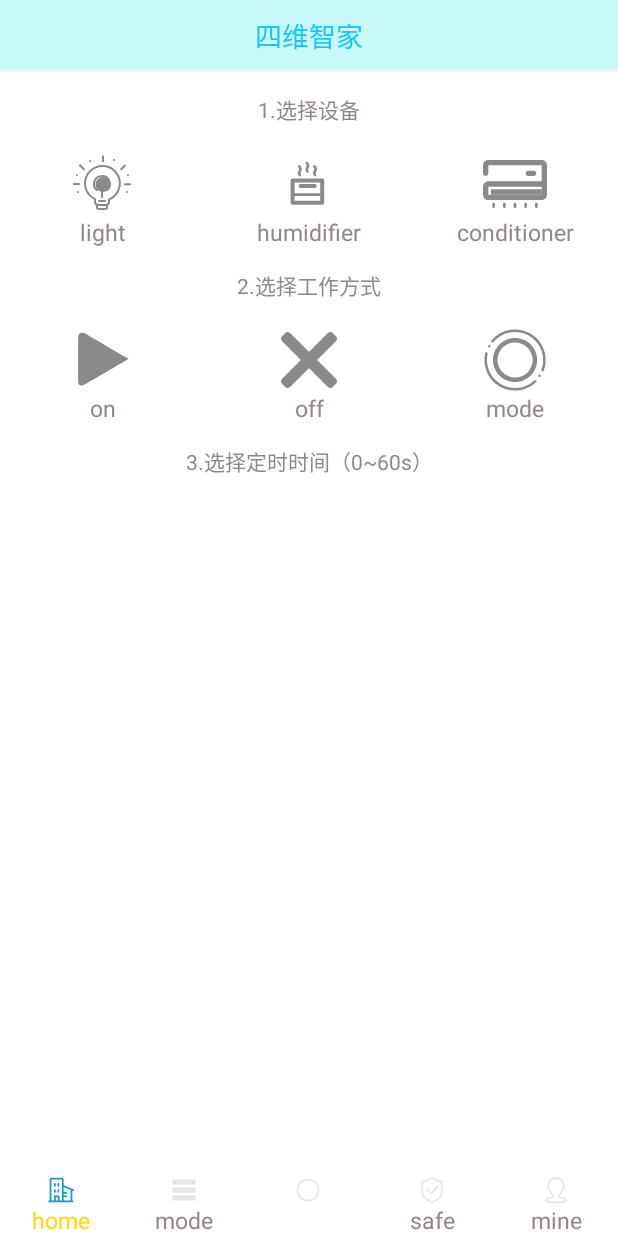
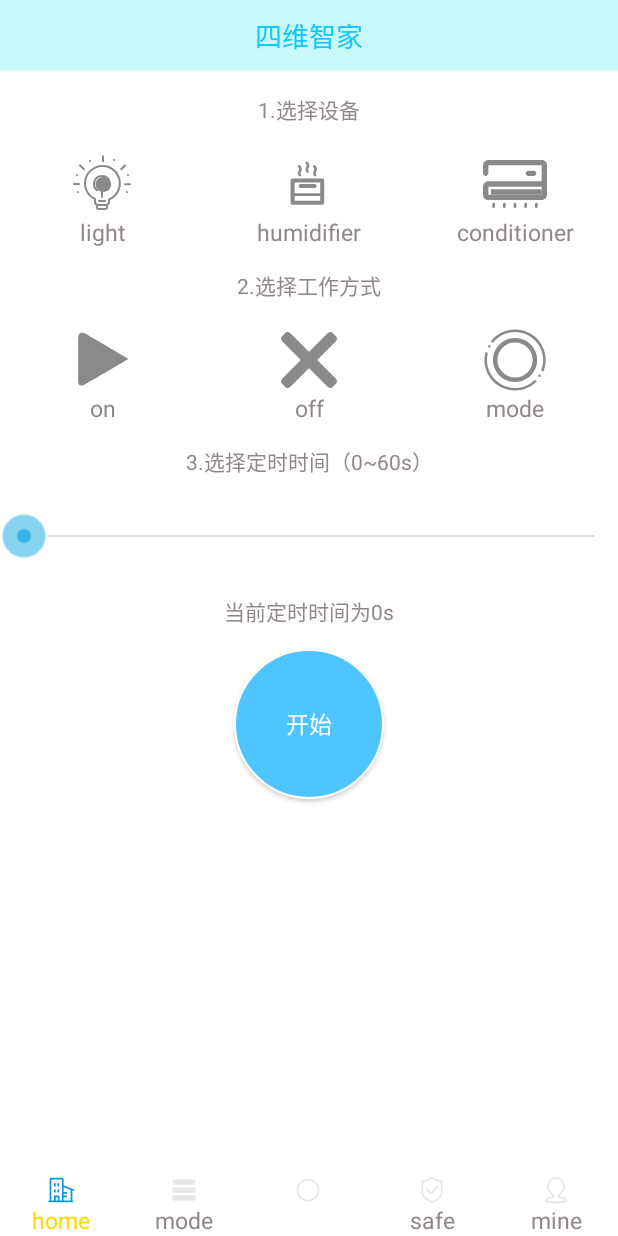
Before and after one commit to kiritonight/intellgentfamily, an Android app: the fragment HomeControllFragment placed in its activity, on a phone screen of 412 x 824 dp. Run offline under Robolectric (Android 15) with nearby library versions, the phone set to English and light mode, and no system bars; 1 statement that could not run was skipped.

Commit message:
控制设备功能完成与界面回退部分功能

```diff
--- a/app/src/main/java/com/coderpig/family/Activity/MainActivity.java
+++ b/app/src/main/java/com/coderpig/family/Activity/MainActivity.java
@@ -2,6 +2,7 @@ package com.coderpig.family.Activity;
 
 import android.content.DialogInterface;
 import android.content.Intent;
+import android.nfc.Tag;
 import android.support.v4.app.FragmentManager;
 import android.support.v4.app.FragmentTransaction;
 import android.support.v7.app.AlertDialog;
@@ -10,11 +11,12 @@ import android.os.Bundle;
 import android.util.Log;
 import android.view.KeyEvent;
 import android.view.Window;
+import android.widget.RadioButton;
 import android.widget.RadioGroup;
 
 import com.coderpig.family.Base.BaseFragement;
 
-import com.coderpig.family.Fragment.HomeFragment;
+import com.coderpig.family.Fragment.Home.HomeFragment;
 import com.coderpig.family.Fragment.MineFragment;
 import com.coderpig.family.Fragment.ModeFragment;
 import com.coderpig.family.Fragment.SafeFragment;
@@ -25,12 +27,20 @@ import java.util.ArrayList;
 import java.util.List;
 
 
-
+/**
+ * The type Main activity.
+ */
 public class MainActivity extends AppCompatActivity {
  private RadioGroup mRadioGroup;
+ private RadioButton rb_home;
+ private RadioButton rb_mode;
+ private RadioButton rb_voice;
+ private RadioButton rb_safe;
+ private RadioButton rb_mine;
  private List<BaseFragement> mBaseFragment;
  private int position;
  private String cookie="";
+ private FragmentManager fragmentManager=getSupportFragmentManager();
     @Override
     protected void onCreate(Bundle savedInstanceState) {
 
@@ -69,6 +79,11 @@ public class MainActivity extends AppCompatActivity {
     private void initView()
     {
         mRadioGroup=(RadioGroup)findViewById(R.id.rg_main);
+        rb_home=(RadioButton)findViewById(R.id.rb_home);
+        rb_mode=(RadioButton)findViewById(R.id.rb_mode);
+        rb_voice=(RadioButton)findViewById(R.id.rb_voice);
+        rb_safe=(RadioButton)findViewById(R.id.rb_safe);
+        rb_mine=(RadioButton)findViewById(R.id.rb_mine);
     }
 
     private class MyOnCheckedChangeListener implements RadioGroup.OnCheckedChangeListener{
@@ -98,10 +113,10 @@ public class MainActivity extends AppCompatActivity {
             }
             BaseFragement currentFragment=getFragment();
 
-            replaceFragment(currentFragment);
+            replaceFragment(currentFragment,currentFragment.getmTag());
         }
 
-        private void replaceFragment(BaseFragement fragment)
+        private void replaceFragment(BaseFragement fragment,String tag)
         {
             Bundle bundle=new Bundle();
             bundle.putString("cookie",cookie);
@@ -110,7 +125,10 @@ public class MainActivity extends AppCompatActivity {
 
             FragmentTransaction transaction=fm.beginTransaction();
 
-            transaction.replace(R.id.fl_main,fragment);
+               transaction.replace(R.id.fl_main, fragment, tag);
+
+               transaction.addToBackStack(tag);
+               Log.e("tag", tag + "");
 
             transaction.commit();
         }
@@ -123,8 +141,27 @@ public class MainActivity extends AppCompatActivity {
 
     @Override
     public boolean onKeyDown(int keyCode, KeyEvent event) {
+        int backStackEntryCount=fragmentManager.getBackStackEntryCount();
         switch (keyCode) {
             case KeyEvent.KEYCODE_BACK:
+                if(backStackEntryCount>1)
+                {
+                   fragmentManager.popBackStackImmediate();
+                   FragmentManager.BackStackEntry backStack=fragmentManager.getBackStackEntryAt(fragmentManager.getBackStackEntryCount()-1);
+                   String tag= backStack.getName();
+                   if("HomeFragment".equals(tag))
+                       rb_home.setChecked(true);
+                   else if("ModeFragment".equals(tag))
+                       rb_mode.setChecked(true);
+                   else if("VoiceFragment".equals(tag))
+                     rb_voice.setChecked(true);
+                   else if("SafeFragment".equals(tag))
+                    rb_safe.setChecked(true);
+                   else if("MineFragment".equals(tag))
+                     rb_mine.setChecked(true);
+                }
+                else
+                {
                 AlertDialog.Builder builder = new AlertDialog.Builder(this);
                 builder.setIcon(R.drawable.tab_menu_voice)
                         .setTitle("提示！")
@@ -142,6 +179,7 @@ public class MainActivity extends AppCompatActivity {
                         })
                         .show();
                 break;
+            }
         }
         return false;
     }
--- a/app/src/main/java/com/coderpig/family/Base/BaseFragement.java
+++ b/app/src/main/java/com/coderpig/family/Base/BaseFragement.java
@@ -8,7 +8,14 @@ import android.view.LayoutInflater;
 import android.view.View;
 import android.view.ViewGroup;
 
+/**
+ * The type Base fragement.
+ */
 public abstract class BaseFragement extends Fragment {
+    private static final String mTag=BaseFragement.class.getSimpleName();
+    /**
+     * The M context.
+     */
     protected Context mContext;
 
     @Override
@@ -17,15 +24,21 @@ public abstract class BaseFragement extends Fragment {
         super.onCreate(savedInstanceState);
         mContext=getActivity();
     }
-
-
-
+    public String getmTag()
+    {
+        return mTag;
+    }
     @Nullable
     @Override
     public View onCreateView(LayoutInflater inflater, ViewGroup container, Bundle savedInstanceState) {
         return initView();
     }
 
+    /**
+     * Init view view.
+     *
+     * @return the view
+     */
     protected abstract View initView();
 
     @Override
@@ -36,6 +49,9 @@ public abstract class BaseFragement extends Fragment {
 
     }
 
+    /**
+     * Init date.
+     */
     protected  void initDate(){}
 
 
--- a/app/src/main/java/com/coderpig/family/Fragment/HomeFragment.java
+++ b/app/src/main/java/com/coderpig/family/Fragment/Home/HomeFragment.java
@@ -1,4 +1,4 @@
-package com.coderpig.family.Fragment;
+package com.coderpig.family.Fragment.Home;
 
 import android.os.Bundle;
 import android.support.v4.app.FragmentManager;
@@ -11,11 +11,11 @@ import com.coderpig.family.Base.BaseFragement;
 
 import com.coderpig.family.R;
 
-
-import java.util.List;
-
+/**
+ * The type Home fragment.
+ */
 public class HomeFragment extends BaseFragement {
-    private static final String TAG = HomeFragment.class.getSimpleName();
+    private static final String mTag = HomeFragment.class.getSimpleName();
     private View mainFragmentView;
 
     private  Button homeControllBtn;
@@ -31,7 +31,7 @@ public class HomeFragment extends BaseFragement {
     }
     @Override
     protected View initView() {
-        Log.e(TAG, "主页页面Fragment页面被初始化了...");
+        Log.e(mTag, "主页页面Fragment页面被初始化了...");
         mainFragmentView = View.inflate(mContext, R.layout.fg_home, null);
         homeControllBtn=(Button)mainFragmentView.findViewById(R.id.bn_home_controll);
         homeControllBtn.setOnClickListener(new HomeClickListener());
@@ -44,23 +44,27 @@ public class HomeFragment extends BaseFragement {
         public void onClick(View v) {
             switch (v.getId()) {
                 case R.id.bn_home_data:
-                    replaceFragment(new HomeDataFragment());
+                    replaceFragment(new HomeDataFragment(),new HomeDataFragment().getmTag());
                     break;
                 case R.id.bn_home_controll:
-                    replaceFragment(new HomeControllFragment());
+                    replaceFragment(new HomeControllFragment(),new HomeControllFragment().getmTag());
                 default:
                     break;
             }
         }
     }
+
+    /**
+     * Init data.
+     */
     protected void initData() {
        super.initDate();
       Bundle args=getArguments();
       cookie=args.getString("cookie");
-        Log.e(TAG, "主页面Fragment页面数据被初始化了...");
+        Log.e(mTag, "主页面Fragment页面数据被初始化了...");
     }
 
-    private void replaceFragment(BaseFragement fragment)
+    private void replaceFragment(BaseFragement fragment,String tag)
     {
         Bundle bundle=new Bundle();
         bundle.putString("cookie",cookie);
@@ -71,10 +75,14 @@ public class HomeFragment extends BaseFragement {
         FragmentTransaction transaction=fm.beginTransaction();
 
         transaction.replace(R.id.fl_main,fragment);
+        transaction.addToBackStack(tag);
 
         transaction.commit();
     }
-
+    public String getmTag()
+    {
+        return mTag;
+    }
 
 
 }
--- a/app/src/main/java/com/coderpig/family/Fragment/HomeControllFragment.java
+++ /dev/null
@@ -1,32 +0,0 @@
-package com.coderpig.family.Fragment;
-import android.os.Bundle;
-import android.util.Log;
-import android.view.View;
-
-import com.coderpig.family.Base.BaseFragement;
-import com.coderpig.family.R;
-
-public class HomeControllFragment  extends  BaseFragement{
-    private static final String TAG =MineFragment.class.getSimpleName();
-    private View mineFragmentView;
-    private  String cookie;
-    @Override
-    public void onCreate(Bundle savedInstanceState)
-    {
-        super.onCreate(savedInstanceState);
-        mContext=getActivity();
-
-        initData();
-    }
-    @Override
-    protected View initView() {
-        Log.e(TAG, "我的页面Fragment页面被初始化了...");
-        mineFragmentView = View.inflate(mContext, R.layout.fg_home_controll, null);
-        return mineFragmentView;
-    }
-
-    protected void initData() {
-        super.initDate();
-        Log.e(TAG, "我的Fragment页面数据被初始化了...");
-    }
-}
--- a/app/src/main/java/com/coderpig/family/Fragment/MineFragment.java
+++ b/app/src/main/java/com/coderpig/family/Fragment/MineFragment.java
@@ -8,17 +8,22 @@ import com.coderpig.family.Base.BaseFragement;
 import com.coderpig.family.R;
 
 public class MineFragment  extends BaseFragement {
-    private static final String TAG =MineFragment.class.getSimpleName();
+    private static final String mTag =MineFragment.class.getSimpleName();
     private View mineFragmentView;
     @Override
     protected View initView() {
-        Log.e(TAG, "我的页面Fragment页面被初始化了...");
+        Log.e(mTag, "我的页面Fragment页面被初始化了...");
         mineFragmentView = View.inflate(mContext, R.layout.fg_mine, null);
         return mineFragmentView;
     }
 
     protected void initData() {
         super.initDate();
-        Log.e(TAG, "我的Fragment页面数据被初始化了...");
+        Log.e(mTag, "我的Fragment页面数据被初始化了...");
     }
+    public String getmTag()
+    {
+        return mTag;
+    }
+
 }
--- a/app/src/main/java/com/coderpig/family/Fragment/ModeFragment.java
+++ b/app/src/main/java/com/coderpig/family/Fragment/ModeFragment.java
@@ -8,17 +8,22 @@ import com.coderpig.family.Base.BaseFragement;
 import com.coderpig.family.R;
 
 public class ModeFragment extends BaseFragement {
-    private static final String TAG = ModeFragment.class.getSimpleName();
+    private static final String mTag = ModeFragment.class.getSimpleName();
     private View modeFragmentView;
     @Override
     protected View initView() {
-        Log.e(TAG, "模式页面Fragment页面被初始化了...");
+        Log.e(mTag, "模式页面Fragment页面被初始化了...");
         modeFragmentView = View.inflate(mContext, R.layout.fg_mode, null);
         return modeFragmentView;
     }
 
     protected void initData() {
         super.initDate();
-        Log.e(TAG, "模式Fragment页面数据被初始化了...");
+        Log.e(mTag,"模式Fragment页面数据被初始化了...");
     }
+    public String getmTag()
+    {
+        return mTag;
+    }
+
 }
--- a/app/src/main/java/com/coderpig/family/Fragment/SafeFragment.java
+++ b/app/src/main/java/com/coderpig/family/Fragment/SafeFragment.java
@@ -7,17 +7,22 @@ import com.coderpig.family.Base.BaseFragement;
 import com.coderpig.family.R;
 
 public class SafeFragment extends BaseFragement {
-    private static final String TAG =SafeFragment.class.getSimpleName();
+    private static final String mTag =SafeFragment.class.getSimpleName();
     private View safeFragmentView;
     @Override
     protected View initView() {
-        Log.e(TAG, "安全页面Fragment页面被初始化了...");
+        Log.e(mTag, "安全页面Fragment页面被初始化了...");
         safeFragmentView = View.inflate(mContext, R.layout.fg_safe, null);
         return safeFragmentView;
     }
 
     protected void initData() {
         super.initDate();
-        Log.e(TAG, "安全Fragment页面数据被初始化了...");
+        Log.e(mTag, "安全Fragment页面数据被初始化了...");
     }
+    public String getmTag()
+    {
+        return mTag;
+    }
+
 }
--- a/app/src/main/java/com/coderpig/family/Fragment/VoiceFragment.java
+++ b/app/src/main/java/com/coderpig/family/Fragment/VoiceFragment.java
@@ -8,17 +8,22 @@ import com.coderpig.family.Base.BaseFragement;
 import com.coderpig.family.R;
 
 public class VoiceFragment extends BaseFragement {
-    private static final String TAG =VoiceFragment.class.getSimpleName();
+    private static final String mTag =VoiceFragment.class.getSimpleName();
     private View voiceFragmentView;
     @Override
     protected View initView() {
-        Log.e(TAG, "声音识别页面Fragment页面被初始化了...");
+        Log.e(mTag, "声音识别页面Fragment页面被初始化了...");
         voiceFragmentView = View.inflate(mContext, R.layout.fg_voice, null);
         return voiceFragmentView;
     }
 
     protected void initData() {
         super.initDate();
-        Log.e(TAG, "声音识别Fragment页面数据被初始化了...");
+        Log.e(mTag, "声音识别Fragment页面数据被初始化了...");
     }
+    public String getmTag()
+    {
+        return mTag;
+    }
+
 }
--- /dev/null
+++ b/app/src/main/res/drawable/buttonovalstyle.xml
@@ -0,0 +1,16 @@
+<?xml version="1.0" encoding="utf-8"?>
+<shape xmlns:android="http://schemas.android.com/apk/res/android" android:shape="oval">
+    <solid android:color="#4ec5ff" />
+    <padding
+        android:bottom="12dp"
+        android:left="12dp"
+        android:right="12dp"
+        android:top="12dp" />
+    <stroke
+        android:width="1dp"
+        android:color="#ffffff"
+        android:dashGap="270dp" />
+    <size
+        android:width="100dp"
+        android:height="100dp" />
+</shape>
--- a/app/src/main/res/layout/fg_home_controll.xml
+++ b/app/src/main/res/layout/fg_home_controll.xml
@@ -12,6 +12,7 @@
         android:text="@string/home_controll_type"
         android:textColor="@color/text_gray"/>
     <RadioGroup
+        android:id="@+id/equipment_selection"
         android:layout_width="match_parent"
         android:layout_height="wrap_content"
         android:layout_weight="0"
@@ -42,6 +43,7 @@
         android:text="@string/home_work_type"
         android:textColor="@color/text_gray"/>
     <RadioGroup
+        android:id="@+id/mode_selection"
         android:layout_width="match_parent"
         android:layout_height="wrap_content"
         android:layout_weight="0"
@@ -72,7 +74,26 @@
         android:gravity="center"
         android:text="@string/home_work_time"
         android:textColor="@color/text_gray"/>
-
-
+    <SeekBar
+        android:id="@+id/seekbar_time"
+        android:layout_width="match_parent"
+        android:layout_height="50dp"
+        android:max="60"
+        android:min="0"
+        android:progress="0"
+        android:backgroundTint="@color/green"
+        style="@android:style/Widget.Holo.SeekBar"/>
+    <TextView
+        android:id="@+id/seekbar_time_text"
+        android:layout_width="match_parent"
+        android:layout_height="50dp"
+        android:gravity="center"
+        android:text="@string/seekbar_time"
+        android:textColor="@color/text_gray"/>
+    <Button
+        android:id="@+id/home_controll_btn"
+        style="@style/oval"
+        android:layout_gravity="center"
+        android:text="@string/home_controll_btn"/>
 
 </LinearLayout>
--- a/app/src/main/res/values/strings.xml
+++ b/app/src/main/res/values/strings.xml
@@ -15,4 +15,7 @@
     <string name="home_controll_type">1.选择设备</string>
     <string name="home_work_type">2.选择工作方式</string>
     <string name="home_work_time">3.选择定时时间（0~60s）</string>
+    <string name="seekbar_time">当前定时时间为0s</string>
+    <string name="home_controll_btn">开始</string>
+    <string name="Lack_of_control_data">请选择设备与工作模式</string>
 </resources>
--- a/app/src/main/res/values/styles.xml
+++ b/app/src/main/res/values/styles.xml
@@ -18,4 +18,11 @@
         <item name="android:textColor">@drawable/tab_menu_text</item>
         <item name="android:textSize">15sp</item>
     </style>
+<style name="oval">
+    <item name="android:layout_width">wrap_content</item>
+    <item name="android:layout_height">wrap_content</item>
+    <item name="android:textSize">15sp</item>
+    <item name="android:textColor">#ffffff</item>
+    <item name="android:background">@drawable/buttonovalstyle</item>
+</style>
 </resources>
```
Also changed, not shown: app/src/main/java/com/coderpig/family/Activity/LoginActivity.java (+15 -1 lines), app/src/main/java/com/coderpig/family/Fragment/Home/HomeControllFragment.java (added, +215 -0 lines), app/src/main/java/com/coderpig/family/Fragment/Home/HomeDataFragment.java (renamed from app/src/main/java/com/coderpig/family/Fragment/HomeDataFragment.java, +17 -8 lines), app/src/main/java/com/coderpig/family/Item/MyButton.java (renamed from app/src/main/java/com/coderpig/family/Base/MyButton.java, +10 -1 lines), app/src/main/res/layout/fg_home.xml (+4 -4 lines).
